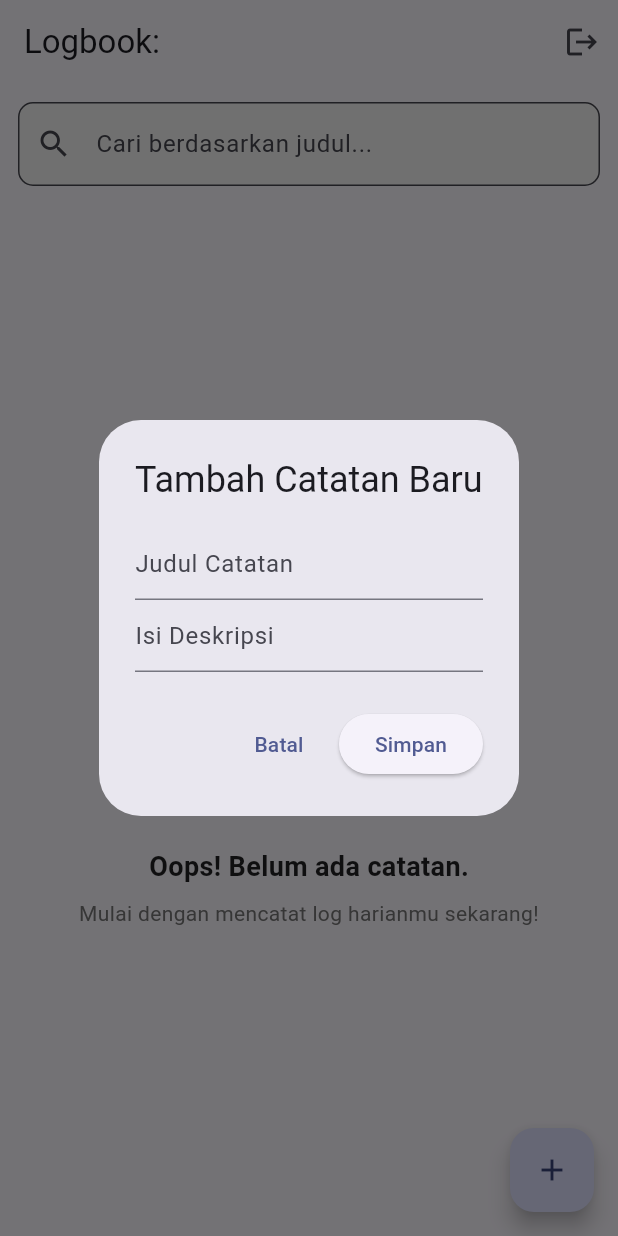
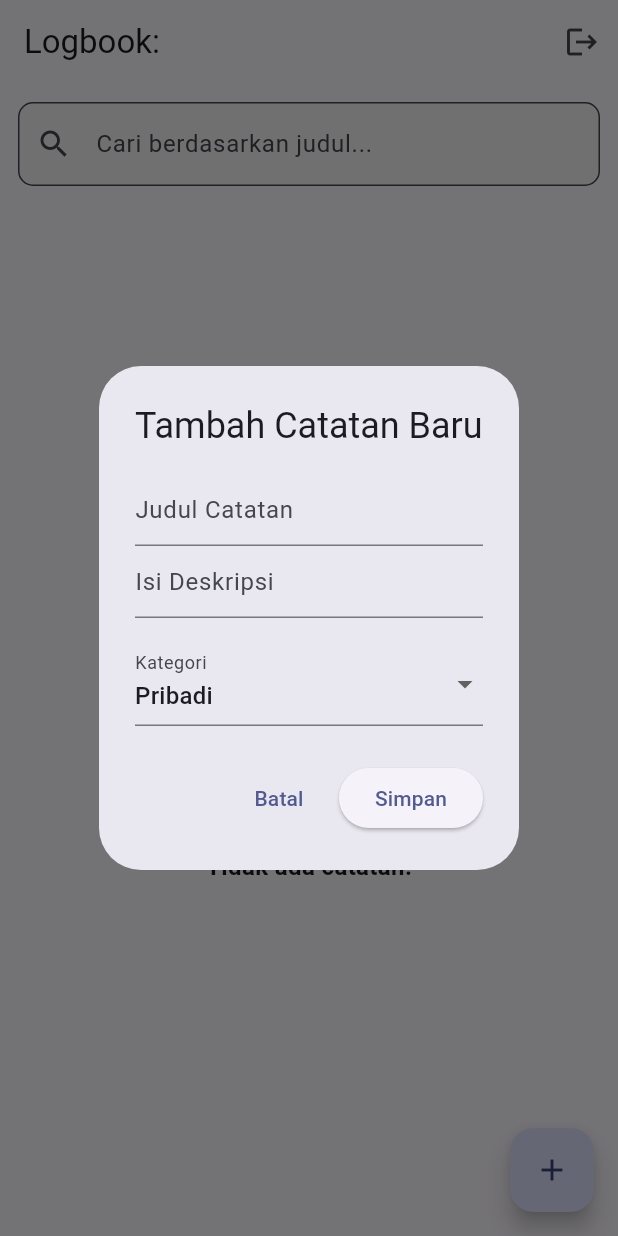
Before and after one commit to ihsan-ramadhan/PY4_2C_D3_2024_Modul3_083, a Flutter app: the LogView screen opened directly with empty values, after a tap on the "add" icon, on a phone screen of 412 x 824 dp. Run offline on Flutter 3.47's test engine with Material 3 defaults, Android fonts, the light colour scheme and no system bars; our stand-ins replace shared_preferences; accounts and stored records are empty.

Commit message:
Homework: categories

```diff
--- a/logbook_app_083/lib/features/logbook/log_view.dart
+++ b/logbook_app_083/lib/features/logbook/log_view.dart
@@ -19,11 +19,23 @@ class _LogViewState extends State<LogView> {
   final TextEditingController _contentController = TextEditingController();
   final TextEditingController _searchController = TextEditingController();
   String _searchQuery = "";
+  String _selectedCategory = "Pribadi";
+  final List<String> _categories = ["Pribadi", "Pekerjaan", "Tugas"];
+
+  Color _getCategoryColor(String category) {
+    switch (category) {
+      case "Pekerjaan": return Colors.orange;
+      case "Tugas": return Colors.red;
+      default: return Colors.blue;
+    }
+  }
 
   void _showAddLogDialog() {
+    _selectedCategory = "Pribadi";
     showDialog(
       context: context,
-      builder: (context) => AlertDialog(
+      builder: (context) => StatefulBuilder(
+        builder: (context, setDialogState) => AlertDialog(
           title: const Text("Tambah Catatan Baru"),
           content: Column(
             mainAxisSize: MainAxisSize.min, // Agar dialog tidak memenuhi layar
@@ -36,21 +48,20 @@ class _LogViewState extends State<LogView> {
                 controller: _contentController,
                 decoration: const InputDecoration(hintText: "Isi Deskripsi"),
               ),
+              const SizedBox(height: 16),
+              DropdownButtonFormField<String>(
+                value: _selectedCategory,
+                items: _categories.map((cat) => DropdownMenuItem(value: cat, child: Text(cat))).toList(),
+                onChanged: (val) => setDialogState(() => _selectedCategory = val!),
+                decoration: const InputDecoration(labelText: "Kategori"),
+              ),
             ],
           ),
           actions: [
-          TextButton(
-            onPressed: () => Navigator.pop(context), // Tutup tanpa simpan
-            child: const Text("Batal"),
-          ),
+            TextButton(onPressed: () => Navigator.pop(context), child: const Text("Batal")),
             ElevatedButton(
               onPressed: () {
-              // Jalankan fungsi tambah di Controller
-              _controller.addLog(
-                _titleController.text,
-                _contentController.text,
-              );
-              // Bersihkan input dan tutup dialog
+                _controller.addLog(_titleController.text, _contentController.text, _selectedCategory);
                 _titleController.clear();
                 _contentController.clear();
                 Navigator.pop(context);
@@ -59,28 +70,38 @@ class _LogViewState extends State<LogView> {
             ),
           ],
         ),
+      ),
     );
   }
 
   void _showEditLogDialog(int index, LogModel log) {
     _titleController.text = log.title;
     _contentController.text = log.description;
+    _selectedCategory = log.category;
     showDialog(
       context: context,
-      builder: (context) => AlertDialog(
+      builder: (context) => StatefulBuilder(
+        builder: (context, setDialogState) => AlertDialog(
           title: const Text("Edit Catatan"),
           content: Column(
             mainAxisSize: MainAxisSize.min,
             children: [
               TextField(controller: _titleController),
               TextField(controller: _contentController),
+              const SizedBox(height: 16),
+              DropdownButtonFormField<String>(
+                value: _selectedCategory,
+                items: _categories.map((cat) => DropdownMenuItem(value: cat, child: Text(cat))).toList(),
+                onChanged: (val) => setDialogState(() => _selectedCategory = val!),
+                decoration: const InputDecoration(labelText: "Kategori"),
+              ),
             ],
           ),
           actions: [
             TextButton(onPressed: () => Navigator.pop(context), child: const Text("Batal")),
             ElevatedButton(
               onPressed: () {
-              _controller.updateLog(index, _titleController.text, _contentController.text);
+                _controller.updateLog(index, _titleController.text, _contentController.text, _selectedCategory);
                 _titleController.clear();
                 _contentController.clear();
                 Navigator.pop(context);
@@ -88,6 +109,7 @@ class _LogViewState extends State<LogView> {
               child: const Text("Update"),
             ),
           ],
+        ),
       ),
     );
   }
@@ -148,57 +170,24 @@ class _LogViewState extends State<LogView> {
                 filled: true,
                 fillColor: Colors.grey[100],
               ),
-              onChanged: (value) {
-                setState(() {
-                  _searchQuery = value.toLowerCase();
-                });
-              },
+              onChanged: (value) => setState(() => _searchQuery = value.toLowerCase()),
             ),
           ),
           Expanded(
             child: ValueListenableBuilder<List<LogModel>>(
               valueListenable: _controller.logsNotifier,
               builder: (context, currentLogs, child) {
-                final filteredLogs = currentLogs.where((log) {
-                  return log.title.toLowerCase().contains(_searchQuery);
-                }).toList();
+                final filteredLogs = currentLogs.where((log) => log.title.toLowerCase().contains(_searchQuery)).toList();
 
                 if (filteredLogs.isEmpty) {
                   return Center(
-                    child: Padding(
-                      padding: const EdgeInsets.all(20.0),
                     child: Column(
                       mainAxisAlignment: MainAxisAlignment.center,
                       children: [
-                          Image.asset(
-                            'assets/images/notfound.png',
-                            height: 200,
-                            errorBuilder: (context, error, stackTrace) => const Icon(Icons.note_alt, size: 100, color: Colors.grey),
-                          ),
-                          const SizedBox(height: 24),
-                          Text(
-                            _searchQuery.isEmpty
-                                ? "Oops! Belum ada catatan."
-                                : "Catatan tidak ditemukan.",
-                            style: const TextStyle(
-                              fontSize: 18,
-                              fontWeight: FontWeight.bold,
-                              color: Colors.black87,
-                            ),
-                          ),
-                          const SizedBox(height: 8),
-                          Text(
-                            _searchQuery.isEmpty
-                                ? "Mulai dengan mencatat log harianmu sekarang!"
-                                : "Coba cari dengan kata kunci lain.",
-                            textAlign: TextAlign.center,
-                            style: TextStyle(
-                              fontSize: 14,
-                              color: Colors.grey[600],
-                            ),
-                          ),
+                        Image.asset('assets/images/catat.png', height: 180, errorBuilder: (c, e, s) => const Icon(Icons.note_add, size: 80)),
+                        const SizedBox(height: 16),
+                        const Text("Tidak ada catatan.", style: TextStyle(fontSize: 16, fontWeight: FontWeight.bold)),
                       ],
-                      ),
                     ),
                   );
                 }
@@ -207,28 +196,36 @@ class _LogViewState extends State<LogView> {
                   itemBuilder: (context, index) {
                     final log = filteredLogs[index];
                     final originalIndex = currentLogs.indexOf(log);
+                    final color = _getCategoryColor(log.category);
                     return Card(
-                      margin: const EdgeInsets.symmetric(horizontal: 12, vertical: 4),
-                      elevation: 2,
-                      shape: RoundedRectangleBorder(borderRadius: BorderRadius.circular(12)),
+                      margin: const EdgeInsets.symmetric(horizontal: 12, vertical: 6),
+                      elevation: 3,
+                      shape: RoundedRectangleBorder(
+                        borderRadius: BorderRadius.circular(12),
+                        side: BorderSide(color: color.withOpacity(0.5), width: 1),
+                      ),
                       child: ListTile(
-                        leading: CircleAvatar(
-                          backgroundColor: Theme.of(context).primaryColor.withOpacity(0.1),
-                          child: Icon(Icons.note, color: Theme.of(context).primaryColor),
+                        leading: Container(
+                          width: 4,
+                          height: 40,
+                          decoration: BoxDecoration(color: color, borderRadius: BorderRadius.circular(2)),
                         ),
-                        title: Text(log.title, style: const TextStyle(fontWeight: FontWeight.bold)),
-                        subtitle: Text(log.description, maxLines: 2, overflow: TextOverflow.ellipsis),
+                        title: Row(
+                          children: [
+                            Expanded(child: Text(log.title, style: const TextStyle(fontWeight: FontWeight.bold))),
+                            Container(
+                              padding: const EdgeInsets.symmetric(horizontal: 8, vertical: 2),
+                              decoration: BoxDecoration(color: color.withOpacity(0.1), borderRadius: BorderRadius.circular(12)),
+                              child: Text(log.category, style: TextStyle(fontSize: 10, color: color, fontWeight: FontWeight.bold)),
+                            ),
+                          ],
+                        ),
+                        subtitle: Text(log.description),
                         trailing: Row(
                           mainAxisSize: MainAxisSize.min,
                           children: [
-                            IconButton(
-                              icon: const Icon(Icons.edit, color: Colors.blue),
-                              onPressed: () => _showEditLogDialog(originalIndex, log),
-                            ),
-                            IconButton(
-                              icon: const Icon(Icons.delete, color: Colors.red),
-                              onPressed: () => _controller.removeLog(originalIndex),
-                            ),
+                            IconButton(icon: const Icon(Icons.edit, color: Colors.blue, size: 20), onPressed: () => _showEditLogDialog(originalIndex, log)),
+                            IconButton(icon: const Icon(Icons.delete, color: Colors.red, size: 20), onPressed: () => _controller.removeLog(originalIndex)),
                           ],
                         ),
                       ),
--- a/logbook_app_083/lib/features/logbook/models/log_model.dart
+++ b/logbook_app_083/lib/features/logbook/models/log_model.dart
@@ -2,11 +2,13 @@ class LogModel {
   final String title;
   final String date;
   final String description;
+  final String category;
 
   LogModel({
     required this.title,
     required this.date,
     required this.description,
+    required this.category,
   });
 
   // Untuk Tugas HOTS: Konversi Map (JSON) ke Object
@@ -15,6 +17,7 @@ class LogModel {
       title: map['title'],
       date: map['date'],
       description: map['description'],
+      category: map['category'] ?? 'Pribadi',
     );
   }
 
@@ -24,6 +27,7 @@ class LogModel {
       'title': title,
       'date': date,
       'description': description,
+      'category': category,
     };
   }
 }
```
Also changed, not shown: logbook_app_083/lib/features/logbook/log_controller.dart (+4 -4 lines). Lines whose indentation alone changed are shown as unchanged.
